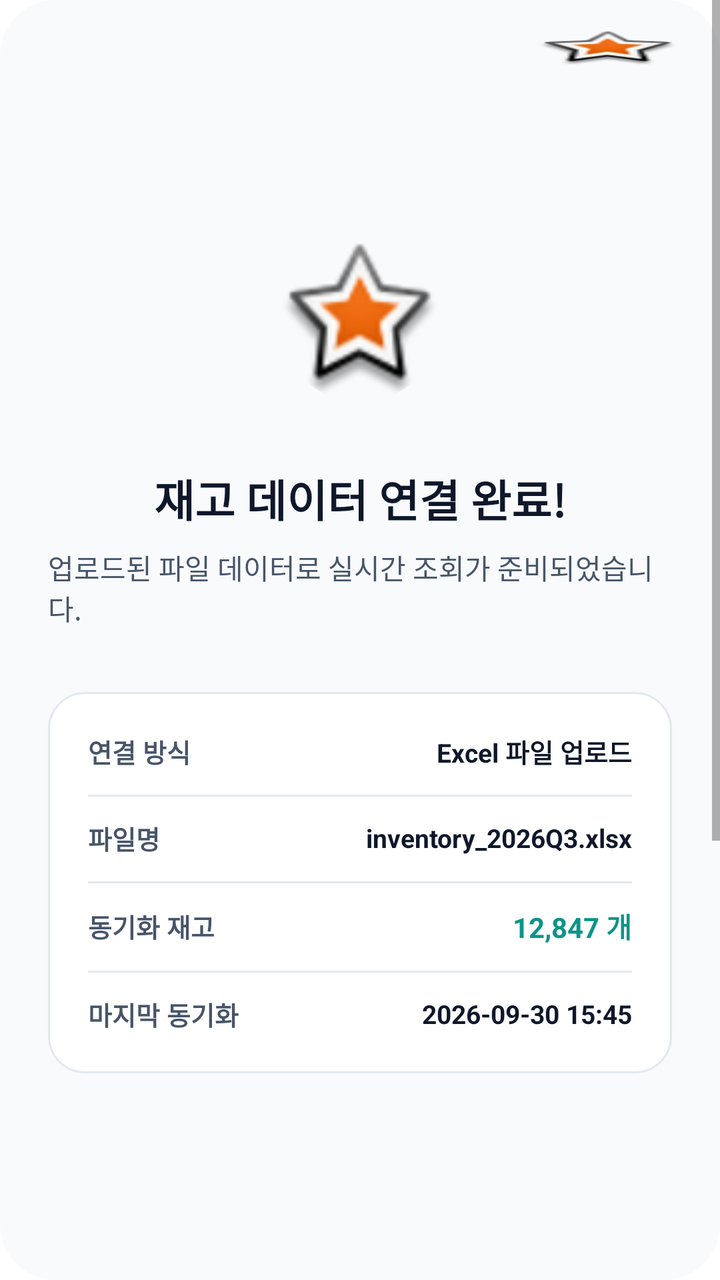
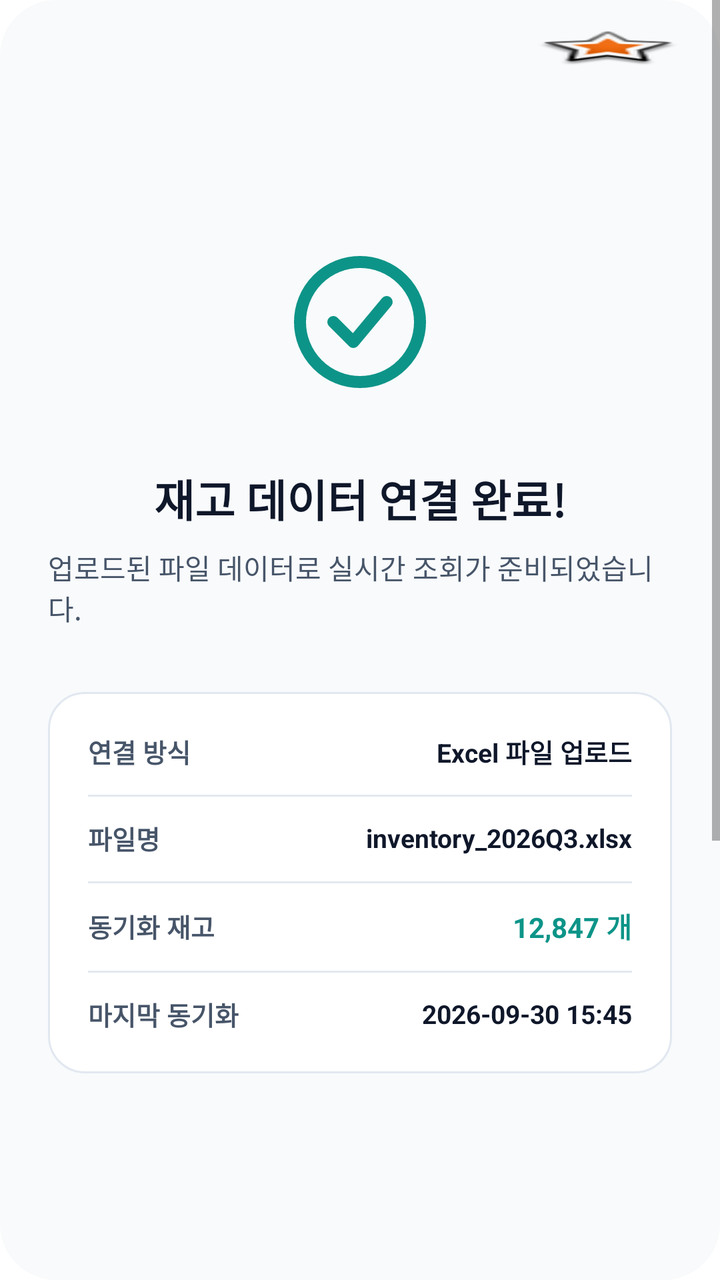

Two renders of the same Android screen: before a commit and after it. Below are the layout's source before the change and the commit's diff.
<!-- AndroidManifest.xml: application theme Theme.MaterialComponents.DayNight.NoActionBar -->
<!-- res/layout/activity_file_connection_complete.xml -->
<LinearLayout 
	xmlns:android="http://schemas.android.com/apk/res/android"
	xmlns:tools="http://schemas.android.com/tools"
	xmlns:app="http://schemas.android.com/apk/res-auto"
	android:background="#FFFFFF"
	android:orientation="vertical"
	android:layout_width="match_parent"
	android:layout_height="match_parent">
	<ScrollView 
		android:id="@+id/rhdl5k7hplza"
		android:layout_width="match_parent"
		android:layout_height="wrap_content"
		android:layout_weight="1"
		android:background="@drawable/cr28bf8fafc">
		<LinearLayout
			android:layout_width="match_parent"
			android:layout_height="match_parent"
			android:orientation="vertical">
			<LinearLayout
				android:id="@+id/rr3o1doj4l9f"
				android:layout_width="match_parent"
				android:layout_height="wrap_content"
				android:layout_marginBottom="281dp"
				android:orientation="vertical">
				<LinearLayout
					android:id="@+id/rd02ermoxfau"
					android:layout_width="match_parent"
					android:layout_height="wrap_content"
					android:gravity="center_vertical"
					android:paddingVertical="15dp"
					android:paddingHorizontal="20dp"
					android:orientation="horizontal">
					<TextView
						android:id="@+id/rmnnuq47tzwj"
						android:textColor="#0F172A"
						android:textSize="14sp"
						android:textStyle="bold"
						android:layout_height="wrap_content"
						android:layout_width="wrap_content"
						android:text=""
					/>
					<View
						android:layout_width="0dp"
						android:layout_height="0dp"
						android:layout_weight="1"
					 />
					<ImageView
						android:id="@+id/rqsd4ahhmpo"
						android:layout_width="72dp"
						android:layout_height="18dp"
						android:src="@android:drawable/star_big_on"
						android:scaleType="fitXY"
					/>
				</LinearLayout>
				<LinearLayout
					android:id="@+id/rtjqwvca56kj"
					android:layout_width="match_parent"
					android:layout_height="48dp"
					android:orientation="vertical">
				</LinearLayout>
				<LinearLayout
					android:id="@+id/rtk0n1xl5tqb"
					android:layout_width="match_parent"
					android:layout_height="wrap_content"
					android:gravity="center_horizontal"
					android:paddingVertical="24dp"
					android:orientation="vertical">
					<com.google.android.material.imageview.ShapeableImageView
						android:id="@+id/r0kr0c1ic21pk"
						app:shapeAppearanceOverlay="@style/cr40"
						android:layout_width="80dp"
						android:layout_height="80dp"
						android:layout_marginBottom="32dp"
						android:src="@android:drawable/star_big_on"
						android:scaleType="fitXY"
					/>
					<LinearLayout
						android:id="@+id/rjmr7k3i4fn"
						android:layout_width="match_parent"
						android:layout_height="wrap_content"
						android:gravity="center_horizontal"
						android:layout_marginBottom="32dp"
						android:layout_marginHorizontal="24dp"
						android:orientation="vertical">
						<TextView
							android:id="@+id/rpwart81b8nn"
							android:textColor="#0F172A"
							android:textSize="22sp"
							android:textStyle="bold"
							android:layout_marginBottom="8dp"
							android:layout_height="wrap_content"
							android:layout_width="wrap_content"
							android:text="재고 데이터 연결 완료!"
						/>
						<TextView
							android:id="@+id/rinigifx138"
							android:textColor="#475569"
							android:textSize="14sp"
							android:layout_height="wrap_content"
							android:layout_width="wrap_content"
							android:text="업로드된 파일 데이터로 실시간 조회가 준비되었습니다."
						/>
					</LinearLayout>
					<LinearLayout
						android:id="@+id/r4vu91yhuo8b"
						android:layout_width="match_parent"
						android:layout_height="wrap_content"
						android:background="@drawable/se2e8f0sw1cr18bffffff"
						android:padding="20dp"
						android:layout_marginHorizontal="24dp"
						android:orientation="vertical">
						<LinearLayout
							android:id="@+id/roej2kwxcen"
							android:layout_width="match_parent"
							android:layout_height="wrap_content"
							android:gravity="center_vertical"
							android:layout_marginBottom="12dp"
							android:orientation="horizontal">
							<TextView
								android:id="@+id/recmly9xnd0h"
								android:textColor="#475569"
								android:textSize="13sp"
								android:textStyle="bold"
								android:layout_height="wrap_content"
								android:layout_width="wrap_content"
								android:text="연결 방식"
							/>
							<View
								android:layout_width="0dp"
								android:layout_height="0dp"
								android:layout_weight="1"
							 />
							<TextView
								android:id="@+id/rqb7s26lpzxt"
								android:textColor="#0F172A"
								android:textSize="13sp"
								android:textStyle="bold"
								android:layout_height="wrap_content"
								android:layout_width="wrap_content"
								android:text="Excel 파일 업로드"
							/>
						</LinearLayout>
						<LinearLayout
							android:id="@+id/r76zgr2op7mx"
							android:layout_width="match_parent"
							android:layout_height="1dp"
							android:background="#E2E8F0"
							android:layout_marginBottom="11dp"
							android:orientation="vertical">
						</LinearLayout>
						<LinearLayout
							android:id="@+id/r04bt8elfgknm"
							android:layout_width="match_parent"
							android:layout_height="wrap_content"
							android:gravity="center_vertical"
							android:layout_marginBottom="12dp"
							android:orientation="horizontal">
							<TextView
								android:id="@+id/rutnsszafye9"
								android:textColor="#475569"
								android:textSize="13sp"
								android:textStyle="bold"
								android:layout_height="wrap_content"
								android:layout_width="wrap_content"
								android:text="파일명"
							/>
							<View
								android:layout_width="0dp"
								android:layout_height="0dp"
								android:layout_weight="1"
							 />
							<TextView
								android:id="@+id/rvvvwcbtdzel"
								android:textColor="#0F172A"
								android:textSize="13sp"
								android:textStyle="bold"
								android:layout_height="wrap_content"
								android:layout_width="wrap_content"
								android:text="inventory_2026Q3.xlsx"
							/>
						</LinearLayout>
						<LinearLayout
							android:id="@+id/ruxgqrdliarl"
							android:layout_width="match_parent"
							android:layout_height="1dp"
							android:background="#E2E8F0"
							android:layout_marginBottom="11dp"
							android:orientation="vertical">
						</LinearLayout>
						<LinearLayout
							android:id="@+id/rsss1hbddma"
							android:layout_width="match_parent"
							android:layout_height="wrap_content"
							android:gravity="center_vertical"
							android:layout_marginBottom="12dp"
							android:orientation="horizontal">
							<TextView
								android:id="@+id/rh3qailxnwfn"
								android:textColor="#475569"
								android:textSize="13sp"
								android:textStyle="bold"
								android:layout_height="wrap_content"
								android:layout_width="wrap_content"
								android:text="동기화 재고"
							/>
							<View
								android:layout_width="0dp"
								android:layout_height="0dp"
								android:layout_weight="1"
							 />
							<TextView
								android:id="@+id/r1d4uywlb0ww"
								android:textColor="#0D9488"
								android:textSize="14sp"
								android:textStyle="bold"
								android:layout_height="wrap_content"
								android:layout_width="wrap_content"
								android:text="12,847 개"
							/>
						</LinearLayout>
						<LinearLayout
							android:id="@+id/rlvw1gr3vu6"
							android:layout_width="match_parent"
							android:layout_height="1dp"
							android:background="#E2E8F0"
							android:layout_marginBottom="11dp"
							android:orientation="vertical">
						</LinearLayout>
						<LinearLayout
							android:id="@+id/rcbtyilijlbp"
							android:layout_width="match_parent"
							android:layout_height="wrap_content"
							android:gravity="center_vertical"
							android:orientation="horizontal">
							<TextView
								android:id="@+id/rub2qvmu68a"
								android:textColor="#475569"
								android:textSize="13sp"
								android:textStyle="bold"
								android:layout_height="wrap_content"
								android:layout_width="wrap_content"
								android:text="마지막 동기화"
							/>
							<View
								android:layout_width="0dp"
								android:layout_height="0dp"
								android:layout_weight="1"
							 />
							<TextView
								android:id="@+id/robfu391hda"
								android:textColor="#0F172A"
								android:textSize="13sp"
								android:textStyle="bold"
								android:layout_height="wrap_content"
								android:layout_width="wrap_content"
								android:text="2026-09-30 15:45"
							/>
						</LinearLayout>
					</LinearLayout>
				</LinearLayout>
			</LinearLayout>
			<LinearLayout
				android:id="@+id/rwyqv0hxprtf"
				android:layout_width="match_parent"
				android:layout_height="wrap_content"
				android:gravity="center_horizontal"
				android:paddingVertical="24dp"
				android:orientation="vertical">
				<LinearLayout
					android:id="@+id/rpwbp7dk3ie9"
					android:layout_width="match_parent"
					android:layout_height="wrap_content"
					android:gravity="center_horizontal"
					android:background="@drawable/cr14b0d9488"
					android:paddingVertical="16dp"
					android:layout_marginBottom="12dp"
					android:layout_marginHorizontal="24dp"
					android:elevation="12dp"
					android:clickable="true"
					android:focusable="true"
					android:orientation="vertical">
					<TextView
						android:id="@+id/rbuwzu9nxvr"
						android:textColor="#FFFFFF"
						android:textSize="16sp"
						android:textStyle="bold"
						android:layout_height="wrap_content"
						android:layout_width="wrap_content"
						android:text="재고관리 시작"
					/>
				</LinearLayout>
				<TextView
					android:id="@+id/r56ftvpstw9n"
					android:textColor="#94A3B8"
					android:textSize="12sp"
					android:layout_height="wrap_content"
					android:layout_width="wrap_content"
					android:text="설정 &gt; 데이터 연결에서 언제든지 변경할 수 있습니다."
				/>
			</LinearLayout>
		</LinearLayout>
	</ScrollView>
</LinearLayout>
<!-- resources referenced by this layout -->
<resources>
  <!-- drawable cr14b0d9488 (drawable) -->
  <?xml version="1.0" encoding="UTF-8"?>
  <shape
  	xmlns:android="http://schemas.android.com/apk/res/android">
  	<solid
  		android:color="#0D9488"
  	/>
  	<corners
  		android:radius="14dp"
  	/>      
  </shape>
  <!-- drawable cr28bf8fafc (drawable) -->
  <?xml version="1.0" encoding="UTF-8"?>
  <shape
  	xmlns:android="http://schemas.android.com/apk/res/android">
  	<solid
  		android:color="#F8FAFC"
  	/>
  	<corners
  		android:radius="28dp"
  	/>      
  </shape>
  <!-- drawable se2e8f0sw1cr18bffffff (drawable) -->
  <?xml version="1.0" encoding="UTF-8"?>
  <shape
  	xmlns:android="http://schemas.android.com/apk/res/android">
  	<solid
  		android:color="#FFFFFF"
  	/>
  	<stroke
  		android:color="#E2E8F0"
  		android:width="1dp"
  	/>       
  	<corners
  		android:radius="18dp"
  	/>      
  </shape>
  <style name="cr40">
  		<item name="cornerSize">40dp</item>
  	</style>
</resources>

<!-- the commit's change to res/layout/activity_file_connection_complete.xml (unified diff, before → after) -->
@@ -71,8 +71,8 @@
 						android:layout_width="80dp"
 						android:layout_height="80dp"
 						android:layout_marginBottom="32dp"
-						android:src="@android:drawable/star_big_on"
-						android:scaleType="fitXY"
+						android:src="@drawable/ic_inven_check_circle"
+						android:scaleType="fitCenter"
 					/>
 					<LinearLayout
 						android:id="@+id/rjmr7k3i4fn"
<!-- resource entries referenced after the edit -->
@@ -22,6 +22,14 @@
   		android:radius="28dp"
   	/>      
   </shape>
+  <!-- drawable ic_inven_check_circle (drawable) -->
+  <vector xmlns:android="http://schemas.android.com/apk/res/android"
+      android:width="24dp" android:height="24dp"
+      android:viewportWidth="24" android:viewportHeight="24">
+      <path android:fillColor="#00000000" android:strokeColor="#0D9488"
+          android:strokeWidth="1.8" android:strokeLineCap="round" android:strokeLineJoin="round"
+          android:pathData="M21,12 A9,9 0 1,1 3,12 A9,9 0 1,1 21,12 M8,12 L11,15 L16,9" />
+  </vector>
   <!-- drawable se2e8f0sw1cr18bffffff (drawable) -->
   <?xml version="1.0" encoding="UTF-8"?>
   <shape
